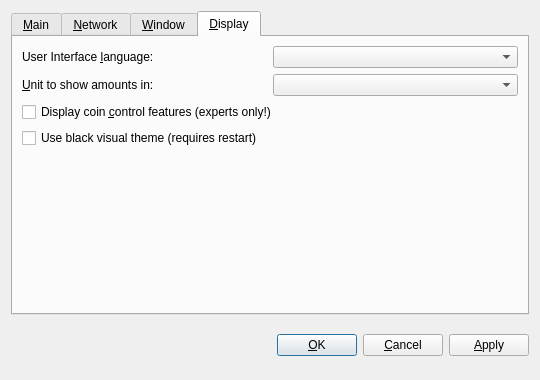
Before: the Qt Designer form src/qt/forms/optionsdialog.ui in SpectreSecurityCoin/SpectreSecurityCoin, drawn with Qt 5.
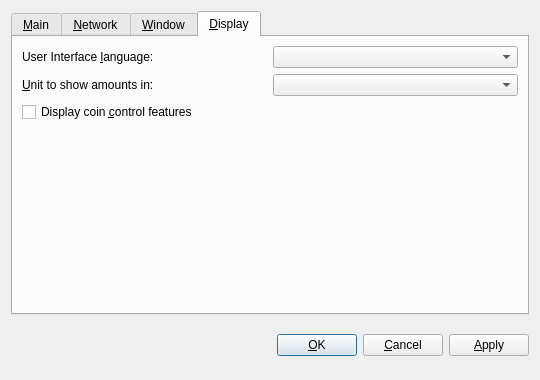
After: the same form once the commit is applied. The open tabs and pages were chosen to show the change. Custom widgets are drawn as their Qt base class.

```diff
--- a/src/qt/forms/optionsdialog.ui
+++ b/src/qt/forms/optionsdialog.ui
@@ -416,14 +416,7 @@
           <string>Whether to show coin control features or not.</string>
          </property>
          <property name="text">
-          <string>Display coin &amp;control features (experts only!)</string>
-         </property>
-        </widget>
-       </item>
-       <item>
-        <widget class="QCheckBox" name="useBlackTheme">
-         <property name="text">
-          <string>Use black visual theme (requires restart)</string>
+          <string>Display coin &amp;control features</string>
          </property>
         </widget>
        </item>
```
